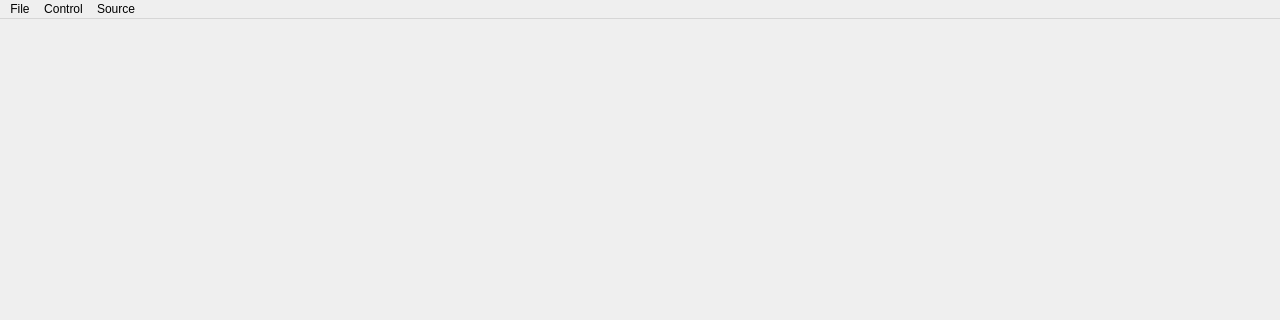
TechxArtisanStudio/Openterface_QT, file ui/mainwindow.ui: the form before one commit; both pictures show x 0 to 1280 and y 0 to 320 of the 1280 by 761 pixel window.
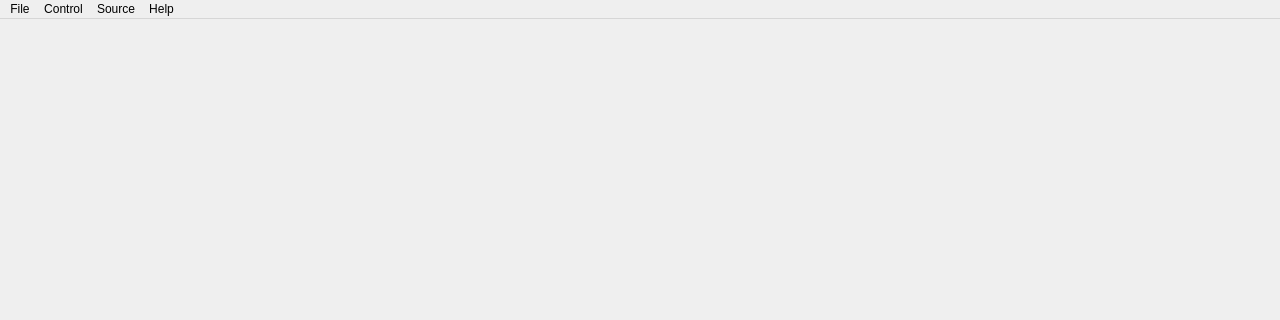
The form after the commit.

Commit message: add about and web in menu

The edit to the form file:
```diff
--- a/ui/mainwindow.ui
+++ b/ui/mainwindow.ui
@@ -84,9 +84,17 @@
     <addaction name="actionFactory_reset_HID"/>
     <addaction name="actionResetSerialPort"/>
    </widget>
+   <widget class="QMenu" name="menuHelp">
+    <property name="title">
+     <string>Help</string>
+    </property>
+    <addaction name="actionAbout"/>
+    <addaction name="actionAbout_us"/>
+   </widget>
    <addaction name="menuFile"/>
    <addaction name="menuControl"/>
    <addaction name="menuSource"/>
+   <addaction name="menuHelp"/>
   </widget>
   <widget class="QStatusBar" name="statusbar"/>
   <action name="actionExit">
```
Left out of the diff: 44 changed lines with no effect on the pictures. The commit also changes 2 other files.
